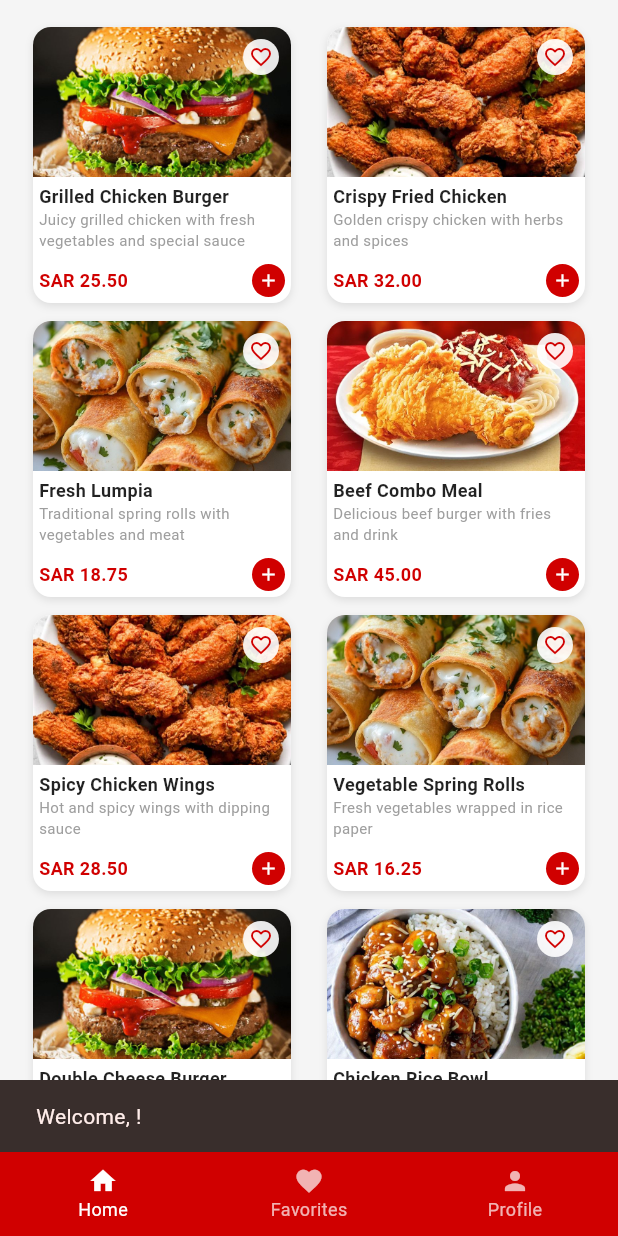
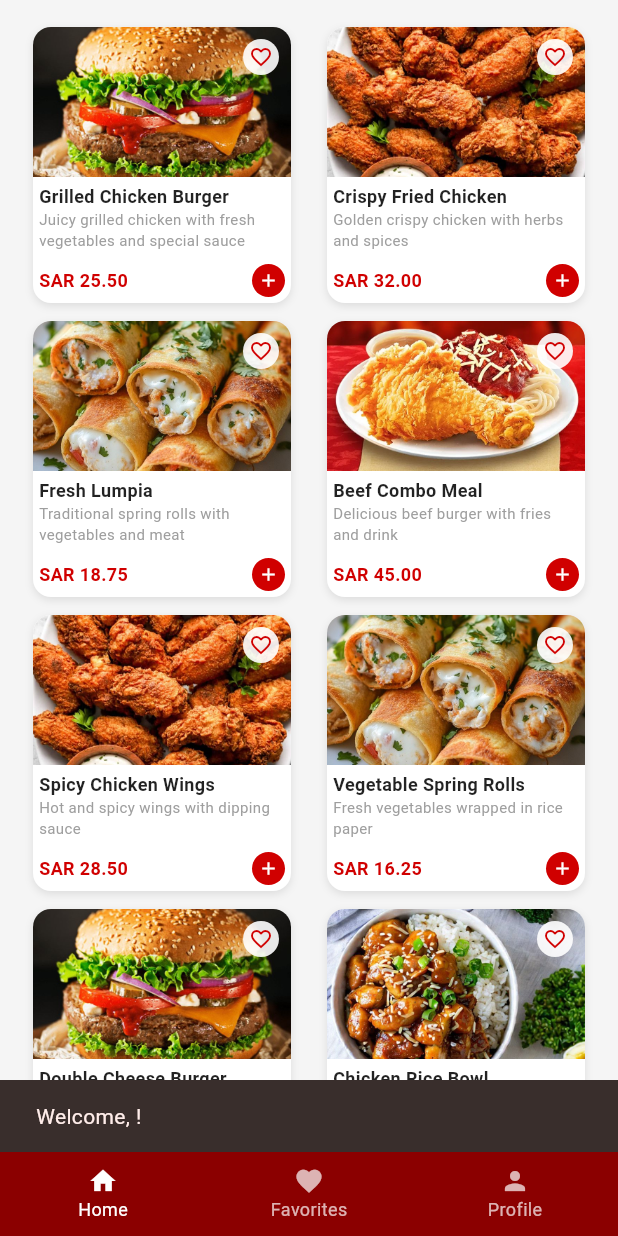
Before and after one commit to smartinbooox/food_app, a Flutter app: the MenuScreen screen opened directly with empty values, scrolled down 576 dp, on a phone screen of 412 x 824 dp. Run offline on Flutter 3.47's test engine with Material 3 defaults, Android fonts, the phone set to English and light mode, and no system bars; our stand-ins replace fl_chart, supabase_flutter; accounts and stored records are empty.

Commit message:
Fixing User Interface

```diff
--- a/lib/screens/home/menu_screen.dart
+++ b/lib/screens/home/menu_screen.dart
@@ -1678,7 +1678,7 @@ class _MenuScreenState extends State<MenuScreen> {
                               AppConstants.borderRadiusMedium,
                             ),
                             border: Border.all(
-                              color: const Color(0xFFd00000),
+                              color: AppConstants.primaryColor,
                               width: 1,
                             ),
                             boxShadow: [
@@ -2483,14 +2483,14 @@ class _MenuScreenState extends State<MenuScreen> {
         ),
       ),
       bottomNavigationBar: Container(
-        decoration: const BoxDecoration(
-          color: Color(0xFFd00000),
+        decoration: BoxDecoration(
+          color: AppConstants.primaryColor,
         ),
         child: BottomNavigationBar(
           currentIndex: _currentIndex,
           onTap: _onNavigationTapped,
           type: BottomNavigationBarType.fixed,
-          backgroundColor: const Color(0xFFd00000),
+          backgroundColor: AppConstants.primaryColor,
           selectedItemColor: Colors.white,
           unselectedItemColor: Colors.white.withAlpha((255 * 0.7).round()),
           elevation: 0,
```
Also changed, not shown: lib/screens/home/view_all_screen.dart (+24 -24 lines).
